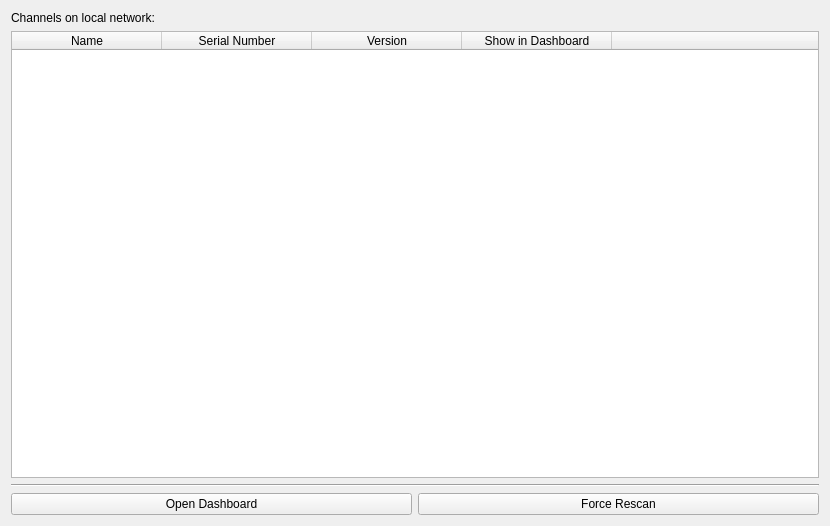
Old version of the form ui/devicelist.ui in the repository dnadlinger/devil.
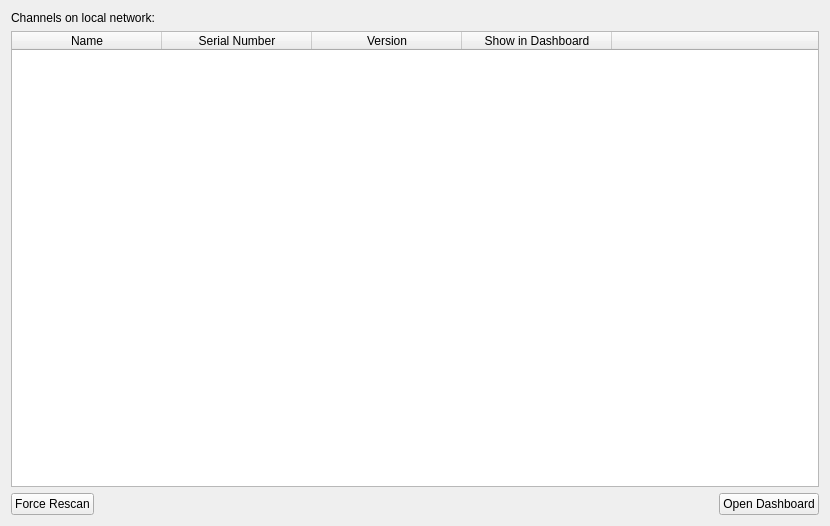
New version of the form.

Commit message: Device List: Shuffle around buttons

Diff of the .ui file:
```diff
--- a/ui/devicelist.ui
+++ b/ui/devicelist.ui
@@ -77,22 +77,8 @@
      </column>
     </widget>
    </item>
-   <item>
-    <widget class="Line" name="line">
-     <property name="orientation">
-      <enum>Qt::Horizontal</enum>
-     </property>
-    </widget>
-   </item>
    <item>
     <layout class="QHBoxLayout" name="horizontalLayout">
-     <item>
-      <widget class="QPushButton" name="openDashboardButton">
-       <property name="text">
-        <string>Open Dashboard</string>
-       </property>
-      </widget>
-     </item>
      <item>
       <widget class="QPushButton" name="forceRescanButton">
        <property name="text">
@@ -100,6 +86,26 @@
        </property>
       </widget>
      </item>
+     <item>
+      <spacer name="horizontalSpacer">
+       <property name="orientation">
+        <enum>Qt::Horizontal</enum>
+       </property>
+       <property name="sizeHint" stdset="0">
+        <size>
+         <width>40</width>
+         <height>20</height>
+        </size>
+       </property>
+      </spacer>
+     </item>
+     <item>
+      <widget class="QPushButton" name="openDashboardButton">
+       <property name="text">
+        <string>Open Dashboard</string>
+       </property>
+      </widget>
+     </item>
     </layout>
    </item>
   </layout>
```
